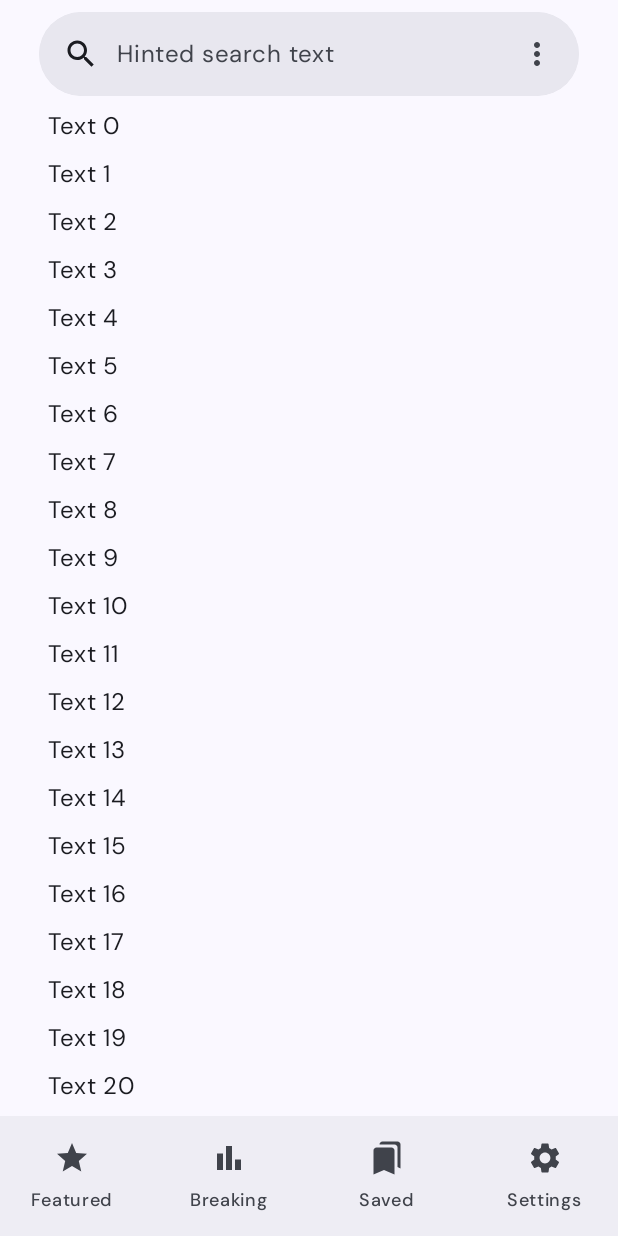
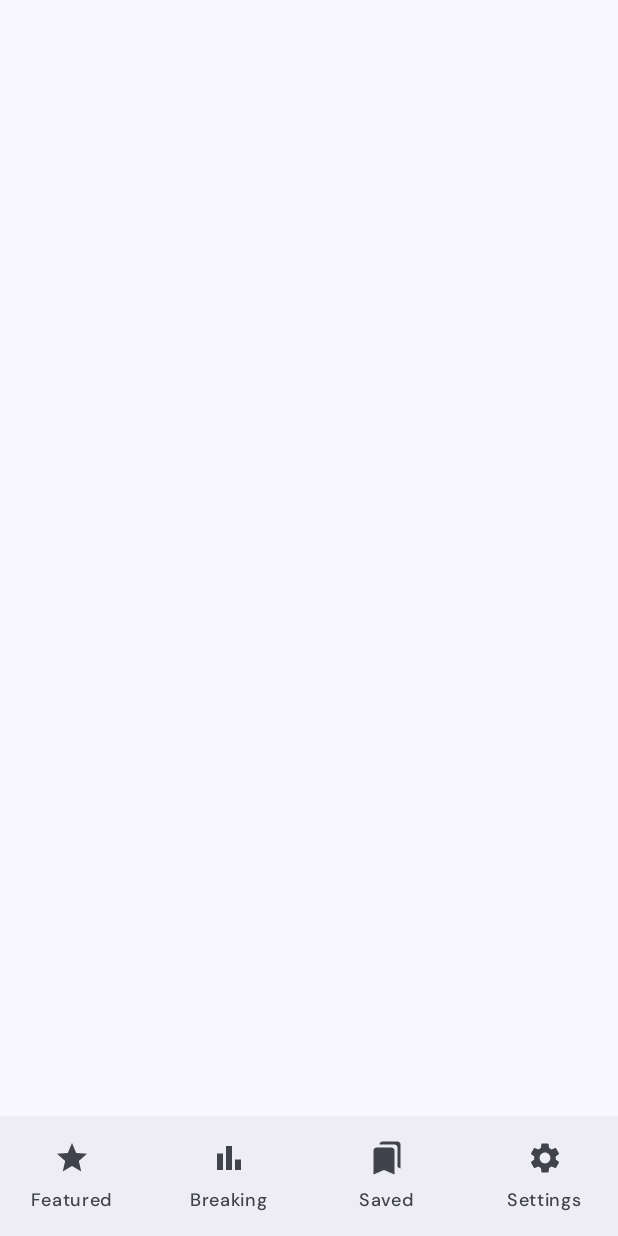
Before and after one commit to MubarakNative/WikiNewsFeed, an Android app built with Jetpack Compose: the SearchScreen screen opened through its navigation route, on a phone screen of 412 x 824 dp. Run offline under Robolectric (Android 15) with nearby library versions, the phone set to English and light mode, and no system bars; our stand-ins replace Dagger/Hilt's generated code, navigation suite; Roboto replaces fonts that are not available here; 1 statement that could not run was skipped.

Commit message:
Removed search content

```diff
--- a/app/src/main/java/com/mubarak/wikinews/ui/WikiNewsNavGraph.kt
+++ b/app/src/main/java/com/mubarak/wikinews/ui/WikiNewsNavGraph.kt
@@ -1,10 +1,7 @@
 package com.mubarak.wikinews.ui
 
-import android.widget.Toast
 import androidx.compose.runtime.Composable
-import androidx.compose.runtime.remember
 import androidx.compose.ui.Modifier
-import androidx.compose.ui.platform.LocalContext
 import androidx.navigation.NavHostController
 import androidx.navigation.compose.NavHost
 import androidx.navigation.compose.composable
@@ -28,7 +25,6 @@ fun WikiNewsNavGraph(
         composable<Featured> {
             HomeScreen(onSearchActionClick = {
                 navController.navigate(Search)
-            //   navAction.navigateToSearch
             })
         }
 
--- a/app/src/main/java/com/mubarak/wikinews/ui/search/SearchScreen.kt
+++ b/app/src/main/java/com/mubarak/wikinews/ui/search/SearchScreen.kt
@@ -3,101 +3,7 @@ package com.mubarak.wikinews.ui.search
 import androidx.compose.runtime.Composable
 import androidx.compose.ui.Modifier
 
-import androidx.compose.foundation.clickable
-import androidx.compose.foundation.layout.Arrangement
-import androidx.compose.foundation.layout.Box
-import androidx.compose.foundation.layout.Column
-import androidx.compose.foundation.layout.PaddingValues
-import androidx.compose.foundation.layout.fillMaxSize
-import androidx.compose.foundation.layout.fillMaxWidth
-import androidx.compose.foundation.layout.padding
-import androidx.compose.foundation.lazy.LazyColumn
-import androidx.compose.foundation.rememberScrollState
-import androidx.compose.foundation.verticalScroll
-import androidx.compose.material.icons.Icons
-import androidx.compose.material.icons.filled.MoreVert
-import androidx.compose.material.icons.filled.Search
-import androidx.compose.material.icons.filled.Star
-import androidx.compose.material3.DockedSearchBar
-import androidx.compose.material3.ExperimentalMaterial3Api
-import androidx.compose.material3.Icon
-import androidx.compose.material3.ListItem
-import androidx.compose.material3.ListItemDefaults
-import androidx.compose.material3.SearchBarDefaults
-import androidx.compose.material3.Text
-import androidx.compose.runtime.getValue
-import androidx.compose.runtime.mutableStateOf
-import androidx.compose.runtime.saveable.rememberSaveable
-import androidx.compose.runtime.setValue
-import androidx.compose.ui.Alignment
-import androidx.compose.ui.graphics.Color
-import androidx.compose.ui.semantics.isTraversalGroup
-import androidx.compose.ui.semantics.semantics
-import androidx.compose.ui.semantics.traversalIndex
-import androidx.compose.ui.unit.dp
+@Composable
+fun SearchScreen(modifier: Modifier = Modifier){
 
-@OptIn(ExperimentalMaterial3Api::class)
-@Composable
-fun SearchScreen(modifier: Modifier = Modifier) {
-    var text by rememberSaveable { mutableStateOf("") }
-    var expanded by rememberSaveable { mutableStateOf(false) }
-
-    Box(Modifier.fillMaxSize().semantics { isTraversalGroup = true }) {
-        DockedSearchBar(
-            modifier =
-            Modifier.align(Alignment.TopCenter).padding(top = 8.dp).semantics {
-                traversalIndex = 0f
-            },
-            inputField = {
-                SearchBarDefaults.InputField(
-                    query = text,
-                    onQueryChange = { text = it },
-                    onSearch = { expanded = false },
-                    expanded = expanded,
-                    onExpandedChange = { expanded = it },
-                    placeholder = { Text("Hinted search text") },
-                    leadingIcon = { Icon(Icons.Default.Search, contentDescription = null) },
-                    trailingIcon = { Icon(Icons.Default.MoreVert, contentDescription = null) },
-                )
-            },
-            expanded = expanded,
-            onExpandedChange = { expanded = it },
-        ) {
-            Column(Modifier.verticalScroll(rememberScrollState())) {
-                repeat(4) { idx ->
-                    val resultText = "Suggestion $idx"
-                    ListItem(
-                        headlineContent = { Text(resultText) },
-                        supportingContent = { Text("Additional info") },
-                        leadingContent = { Icon(Icons.Filled.Star, contentDescription = null) },
-                        colors = ListItemDefaults.colors(containerColor = Color.Transparent),
-                        modifier =
-                        Modifier
-                            .clickable {
-                                text = resultText
-                                expanded = false
-                            }
-                            .fillMaxWidth()
-                            .padding(horizontal = 16.dp, vertical = 4.dp)
-                    )
-                }
-            }
-        }
-
-        LazyColumn(
-            contentPadding = PaddingValues(start = 16.dp, top = 72.dp, end = 16.dp, bottom = 16.dp),
-            verticalArrangement = Arrangement.spacedBy(8.dp),
-            modifier = Modifier.semantics { traversalIndex = 1f },
-        ) {
-            val list = List(100) { "Text $it" }
-            items(count = list.size) {
-                Text(
-                    text = list[it],
-                    modifier = Modifier
-                        .fillMaxWidth()
-                        .padding(horizontal = 16.dp),
-                )
-            }
-        }
-    }
 }
```
